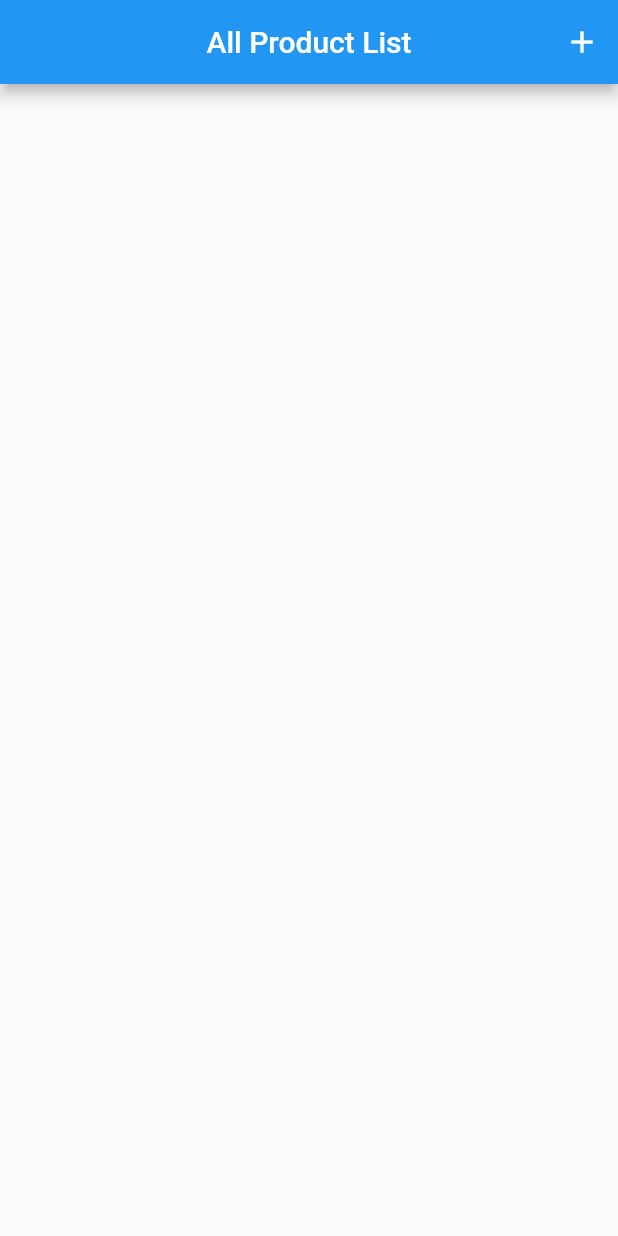
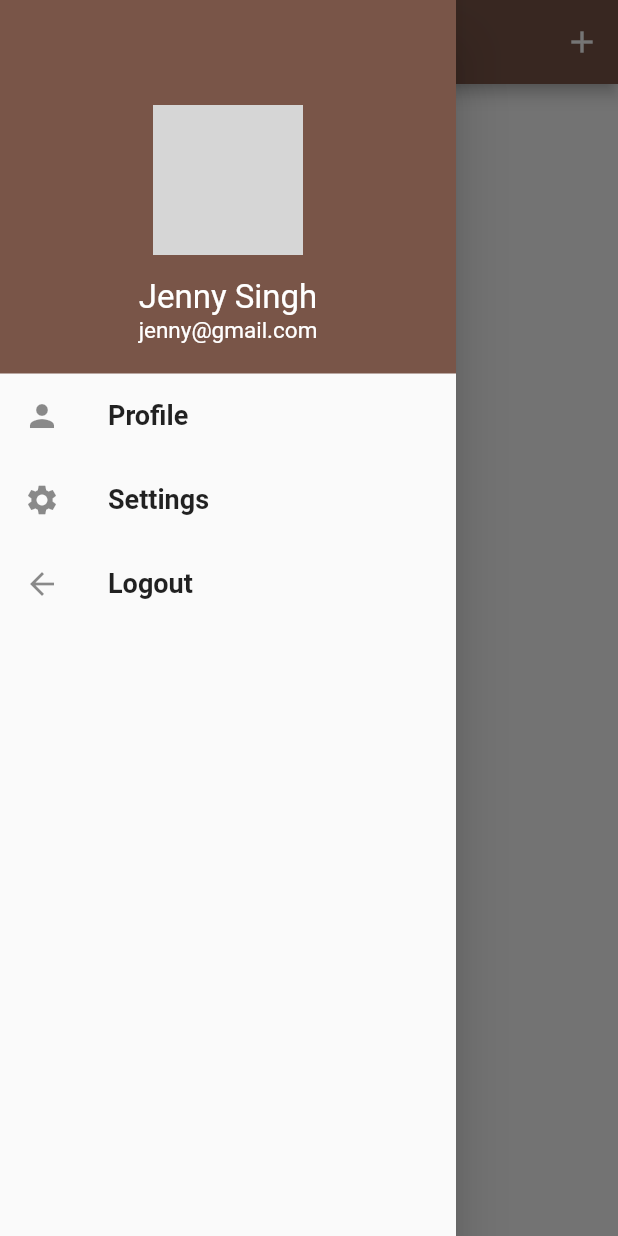
Before and after one commit to priya-mantravat/signin, a Flutter app: the HomeScreen screen opened directly, with the side drawer open (before the commit the screen has no drawer), on a phone screen of 412 x 824 dp. Run offline on Flutter 3.47's test engine with Material 2 defaults, Android fonts, the phone set to English and light mode, and no system bars; our stand-ins replace cloud_firestore, firebase_auth, firebase_core, get, image_picker; accounts and stored records are empty; grey boxes are pictures that could not be loaded.

Commit message:
adding drawer and added comments in all files

```diff
--- /dev/null
+++ b/lib/drawer.dart
@@ -0,0 +1,76 @@
+import 'package:flutter/material.dart';
+
+class MainDrawer extends StatelessWidget {
+  const MainDrawer({Key? key}) : super(key: key);
+
+  @override
+  Widget build(BuildContext context) {
+  return Drawer(
+  // backgroundColor: Colors.black,
+  child: Column(
+  children: [
+  Container(
+  width: double.infinity,
+  color: Colors.brown,
+  padding: const EdgeInsets.all(20),
+  child: Center(
+  child: Column(
+  children: [
+  Container(
+  margin: const EdgeInsets.fromLTRB(0,50,0,15),
+  width: 100,
+  height: 100,
+  // margin: EdgeInsets.only( top:30 ),
+  // decoration: BoxDecoration(
+  //   shape: BoxShape.circle,
+  //   image: DecorationImage(
+  //       image: AssetImage(
+  //           'assets/draw.jpg'),
+  //     fit: BoxFit.fill),
+  // ),
+  child: const CircleAvatar(
+  backgroundImage: AssetImage('assets/jenny.jpg'),
+  radius: 50,
+
+  ),
+  ),
+  const Text('Jenny Singh',
+  style:TextStyle(fontSize: 22 , color: Colors.white,),),
+  const Text('jenny@gmail.com',
+  style:TextStyle(fontSize: 15 , color: Colors.white,),),
+  ],
+  ),
+  ),
+  ),
+  const ListTile(
+  leading: Icon(Icons.person),
+  title: Text('Profile',
+  style: TextStyle(
+  fontWeight: FontWeight.bold,
+  fontSize: 18,
+  ),),
+  onTap:null ,
+  ),
+  const ListTile(
+  leading: Icon(Icons.settings),
+  title: Text('Settings',
+  style: TextStyle(
+    fontWeight: FontWeight.bold,
+    fontSize: 18,
+    ),),
+    onTap:null ,
+    ),
+    const ListTile(
+    leading: Icon(Icons.arrow_back ),
+    title: Text('Logout',
+    style: TextStyle(
+    fontWeight: FontWeight.bold,
+    fontSize: 18,
+    ),),
+    onTap:null ,
+    ),
+    ],
+    ),
+    );
+  }
+}
--- a/lib/home.dart
+++ b/lib/home.dart
@@ -1,14 +1,16 @@
 import 'package:flutter/material.dart';
-
+import 'drawer.dart';
 class HomeScreen extends StatelessWidget {
   const HomeScreen({Key? key}) : super(key: key);
 
   @override
   Widget build(BuildContext context) {
     return Scaffold(
+      drawer:  MainDrawer(),
     appBar: AppBar(
+      backgroundColor: Colors.brown,
        centerTitle: true,
-          title: Text('All Product List'),
+          title: Text('Home'),
            actions: [
          IconButton(
             onPressed: () {
--- a/lib/login.dart
+++ b/lib/login.dart
@@ -14,11 +14,14 @@ class MyLogin extends StatefulWidget {
 }
 
 class _MyLoginState extends State<MyLogin> {
+  //defining formkey
   final _formKey = GlobalKey<FormState>();
 
+  //creating instance for auth controller
   AuthController controller = Get.put(AuthController());
+
   Map<String, String> userLoginData = {"email": "", "password": ""};
-
+  //calling the login method here
   login() {
     if (_formKey.currentState!.validate()) {
       print("Form is valid ");
@@ -36,8 +39,8 @@ class _MyLoginState extends State<MyLogin> {
         elevation: 0,
       ),
       backgroundColor: Colors.brown[400],
-      body: Stack(
-        children: [
+      body: ListView(
+        children:[
           Container(
               padding: const EdgeInsets.only(left: 35,top: 90),
               child: const Text('Welcome\nLogin Here',
@@ -46,10 +49,10 @@ class _MyLoginState extends State<MyLogin> {
                   fontSize: 22,
                 ),),
             ),
-          SingleChildScrollView(
-            child: Container(
+
+            Container(
                 padding: EdgeInsets.only(
-                  top: MediaQuery.of(context).size.height *0.3,
+                    top: MediaQuery.of(context).size.height *0.1,
                     right: 35,
                     left: 35),
                 //
@@ -162,7 +165,9 @@ class _MyLoginState extends State<MyLogin> {
                     )
                 ),
               ),
-          ),],
-      ),);
+      ]
+            ),
+
+      );
   }
 }
--- a/lib/main.dart
+++ b/lib/main.dart
@@ -10,10 +10,11 @@ void main() async {
 }
 
 class MyApp extends StatelessWidget {
+  //initializing firebase dependency
   final Future<FirebaseApp> _initialization =Firebase.initializeApp();
 
 
-  // This widget is the root of your application.
+  // This widget is the root of application.
   @override
   Widget build(BuildContext context) {
     return GetMaterialApp(
--- a/lib/signup.dart
+++ b/lib/signup.dart
@@ -15,6 +15,7 @@ class UploadProfileImage extends StatefulWidget {
 }
 
 class _UploadProfileImageState extends State<UploadProfileImage> {
+  //image picker part
   File? pickedImage;
   void imagePickerOption() {
     Get.bottomSheet(
@@ -106,7 +107,10 @@ class _UploadProfileImageState extends State<UploadProfileImage> {
     "address":""
 
   };
+
   AuthController controller = Get.find();
+
+  //calling signup method here
   signUp() {
     if (_formKey.currentState!.validate()) {
       print("Form is valid ");
@@ -117,7 +121,7 @@ class _UploadProfileImageState extends State<UploadProfileImage> {
     }
   }
 
-
+  //creating formkey
   final _formKey = GlobalKey<FormState>();
 
   @override
```
Also changed, not shown: lib/authentication.dart (+7 -2 lines). Lines whose indentation alone changed are shown as unchanged.
